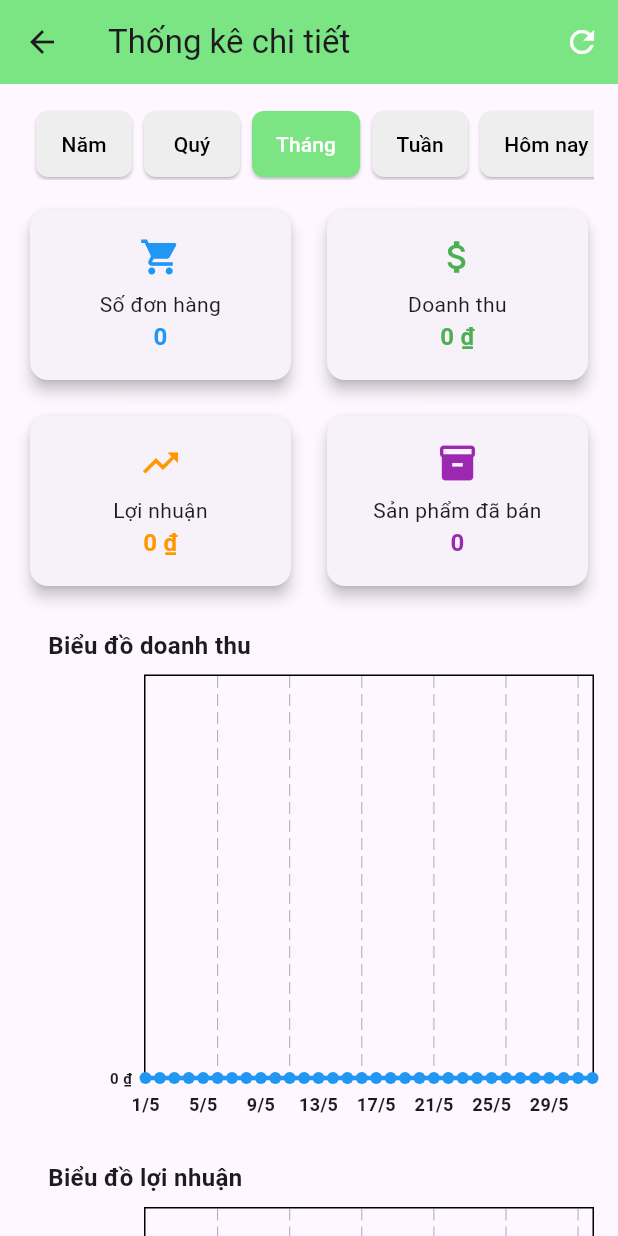
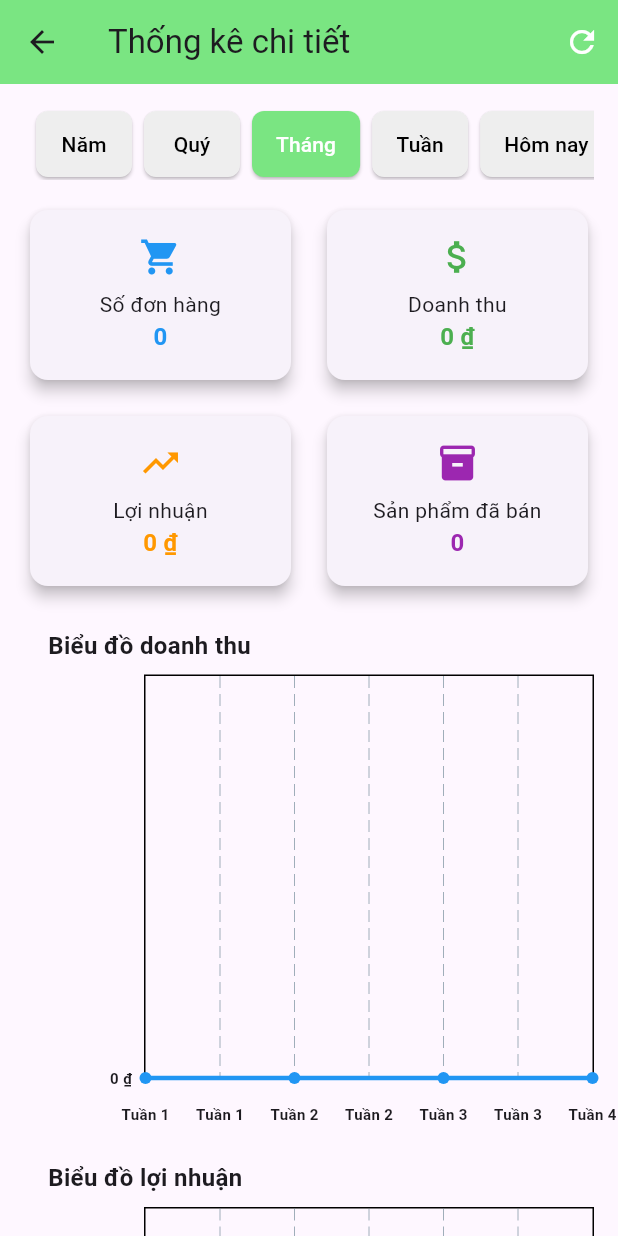
Before and after one commit to NguyenHoangAnh-52200067/flutter_final, a Flutter app: the AdvancedDashboard screen opened directly, after a tap on "Quý", after a tap on "Tháng", on a phone screen of 412 x 824 dp. Run offline on Flutter 3.47's test engine with Material 3 defaults, Android fonts, the phone set to English and light mode, and no system bars; drawn by our look-alikes of fl_chart; our stand-ins replace cloud_firestore, firebase_auth, firebase_core, flutter_slidable, flutter_social_button, get and 5 more; missing offline and left inert: cloudinary_public, mailer; accounts and stored records are empty.

Commit message:
admin dashboard

```diff
--- a/lib/repository/cart_repository.dart
+++ b/lib/repository/cart_repository.dart
@@ -167,7 +167,6 @@ class CartRepository extends GetxController {
 
   Future<void> removeGuestCartItem(String guestId, String itemId) async {
     try {
-      // Lấy cart document theo guestId
       final cartRef = _db.collection('carts').doc(guestId);
       final cartDoc = await cartRef.get();
 
@@ -175,22 +174,16 @@ class CartRepository extends GetxController {
         throw Exception('Giỏ hàng không tồn tại');
       }
 
-      // Lấy danh sách các mặt hàng trong giỏ
       final items = List<CartItem>.from(
         (cartDoc.data()?['items'] as List).map(
           (item) => CartItem.fromMap(item),
         ),
       );
 
-      // Xử lý xóa mục trong giỏ
-      final initialLength = items.length;
+      // Xóa item nếu có, nếu không thì bỏ qua
       items.removeWhere((item) => item.id == itemId);
 
-      if (items.length == initialLength) {
-        throw Exception('Không tìm thấy item trong giỏ hàng');
-      }
-
-      // Cập nhật lại giỏ hàng
+      // Cập nhật lại giỏ hàng dù item có bị xóa hay không
       await cartRef.update({
         'items': items.map((item) => item.toMap()).toList(),
       });
--- a/lib/screens/admin/widgets/advanced_dashboard.dart
+++ b/lib/screens/admin/widgets/advanced_dashboard.dart
@@ -57,8 +57,8 @@ class _AdvancedDashboardState extends State<AdvancedDashboard> {
         break;
       case TimeFrame.weekly:
         startDate = DateTime.now().subtract(Duration(days: now.weekday - 1));
-        endDate = DateTime.now().add(
-          Duration(days: 7 - now.weekday, hours: 23, minutes: 59, seconds: 59),
+        endDate = startDate!.add(
+          Duration(days: 6, hours: 23, minutes: 59, seconds: 59),
         );
         break;
       case TimeFrame.daily:
@@ -97,15 +97,83 @@ class _AdvancedDashboardState extends State<AdvancedDashboard> {
       Set<String> uniqueProducts = {};
       double totalProductsCostPrice = 0.0;
 
-      Map<DateTime, Map<String, dynamic>> dailyStats = {};
+      Map<String, Map<String, dynamic>> groupedStats = {};
+      List<String> labels = [];
 
-      for (
-        DateTime date = startDate!;
-        date.isBefore(endDate!.add(const Duration(days: 1)));
-        date = date.add(const Duration(days: 1))
-      ) {
-        final dateKey = DateTime(date.year, date.month, date.day);
-        dailyStats[dateKey] = {'revenue': 0.0, 'profit': 0.0, 'orders': 0};
+      switch (selectedTimeFrame) {
+        case TimeFrame.yearly:
+          for (int i = 1; i <= 12; i++) {
+            final monthKey = i.toString().padLeft(2, '0');
+            groupedStats[monthKey] = {
+              'revenue': 0.0,
+              'profit': 0.0,
+              'orders': 0,
+            };
+            labels.add('T$i');
+          }
+          break;
+
+        case TimeFrame.quarterly:
+          final quarter = (startDate!.month - 1) ~/ 3;
+          for (int i = 0; i < 3; i++) {
+            final month = quarter * 3 + i + 1;
+            final monthKey = month.toString().padLeft(2, '0');
+            groupedStats[monthKey] = {
+              'revenue': 0.0,
+              'profit': 0.0,
+              'orders': 0,
+            };
+            labels.add('T$month');
+          }
+          break;
+
+        case TimeFrame.monthly:
+          for (int i = 0; i < 4; i++) {
+            final weekKey = 'W$i';
+            groupedStats[weekKey] = {
+              'revenue': 0.0,
+              'profit': 0.0,
+              'orders': 0,
+            };
+            labels.add('Tuần ${i + 1}');
+          }
+          break;
+
+        case TimeFrame.weekly:
+          for (int i = 0; i < 7; i++) {
+            final date = startDate!.add(Duration(days: i));
+            final dayKey = DateFormat('yyyy-MM-dd').format(date);
+            groupedStats[dayKey] = {'revenue': 0.0, 'profit': 0.0, 'orders': 0};
+            labels.add('${date.day}/${date.month}');
+          }
+          break;
+
+        case TimeFrame.daily:
+          labels.clear();
+          groupedStats.clear();
+          for (int i = 0; i <= 6; i++) {
+            final hour = i * 4;
+            final hourKey = hour.toString().padLeft(2, '0');
+            print(hour);
+            groupedStats[hourKey] = {
+              'revenue': 0.0,
+              'profit': 0.0,
+              'orders': 0,
+            };
+            labels.add('${hour}h');
+          }
+          break;
+
+        case TimeFrame.custom:
+          final daysBetween = endDate!.difference(startDate!).inDays + 1;
+          for (int i = 0; i < daysBetween; i++) {
+            final date = startDate!.add(Duration(days: i));
+            final dayKey =
+                '${date.year}-${date.month.toString().padLeft(2, '0')}-${date.day.toString().padLeft(2, '0')}';
+            groupedStats[dayKey] = {'revenue': 0.0, 'profit': 0.0, 'orders': 0};
+            labels.add('${date.day}/${date.month}');
+          }
+          break;
       }
 
       for (var doc in ordersSnapshot.docs) {
@@ -129,26 +197,58 @@ class _AdvancedDashboardState extends State<AdvancedDashboard> {
           totalProductsSold += quantity;
           totalProductsCostPrice += costPrice * quantity;
         }
-        print("Tổng giá trị tiền hàng gốc $totalProductsCostPrice");
-        final dateKey = DateTime(
-          orderDate.year,
-          orderDate.month,
-          orderDate.day,
-        );
 
-        final stats = dailyStats[dateKey]!;
+        String groupKey;
+
+        switch (selectedTimeFrame) {
+          case TimeFrame.yearly:
+            groupKey = orderDate.month.toString().padLeft(2, '0');
+            break;
+
+          case TimeFrame.quarterly:
+            groupKey = orderDate.month.toString().padLeft(2, '0');
+            break;
+
+          case TimeFrame.monthly:
+            final startOfMonth = DateTime(orderDate.year, orderDate.month, 1);
+            final dayOfMonth = orderDate.day;
+            final weekOfMonth = ((dayOfMonth - 1) / 7).floor();
+            groupKey = 'W$weekOfMonth';
+            break;
+
+          case TimeFrame.weekly:
+            groupKey = DateFormat('yyyy-MM-dd').format(orderDate);
+            break;
+
+          case TimeFrame.daily:
+            final hourGroup = (orderDate.hour / 4).floor() * 4;
+            groupKey = hourGroup.toString().padLeft(2, '0');
+            break;
+
+          case TimeFrame.custom:
+            groupKey = DateFormat('yyyy-MM-dd').format(orderDate);
+            break;
+        }
+
+        if (groupedStats.containsKey(groupKey)) {
+          print('Group found, updating stats for group: $groupKey');
+          final stats = groupedStats[groupKey]!;
           stats['revenue'] += amount;
           stats['profit'] += revenue;
           stats['orders'] += 1;
+        } else {
+          print('WARNING: No matching group found for key: $groupKey');
+        }
       }
 
-      final sortedDates = dailyStats.keys.toList()..sort();
       List<FlSpot> revSpots = [];
       List<FlSpot> profSpots = [];
       List<FlSpot> ordSpots = [];
 
-      for (var i = 0; i < sortedDates.length; i++) {
-        final stats = dailyStats[sortedDates[i]]!;
+      final sortedKeys = groupedStats.keys.toList()..sort();
+
+      for (var i = 0; i < sortedKeys.length; i++) {
+        final stats = groupedStats[sortedKeys[i]]!;
         revSpots.add(FlSpot(i.toDouble(), stats['revenue']));
         profSpots.add(FlSpot(i.toDouble(), stats['profit']));
         ordSpots.add(FlSpot(i.toDouble(), stats['orders'].toDouble()));
@@ -165,6 +265,8 @@ class _AdvancedDashboardState extends State<AdvancedDashboard> {
         revenueSpots = revSpots;
         profitSpots = profSpots;
         orderSpots = ordSpots;
+
+        statistics['chartLabels'] = labels;
       });
     } catch (e) {
       debugPrint('Error loading dashboard data: $e');
@@ -255,7 +357,6 @@ class _AdvancedDashboardState extends State<AdvancedDashboard> {
 
     DateTimeRange? initialRange;
     if (startDate != null && endDate != null) {
-      // Ensure the initial range is valid
       final adjustedEndDate = endDate!.isAfter(lastDate) ? lastDate : endDate!;
       initialRange = DateTimeRange(start: startDate!, end: adjustedEndDate);
     }
@@ -278,13 +379,11 @@ class _AdvancedDashboardState extends State<AdvancedDashboard> {
     if (picked != null) {
       setState(() {
         selectedTimeFrame = TimeFrame.custom;
-        // Set start date to beginning of the day
         startDate = DateTime(
           picked.start.year,
           picked.start.month,
           picked.start.day,
         );
-        // Set end date to end of the day
         endDate = DateTime(
           picked.end.year,
           picked.end.month,
@@ -421,7 +520,7 @@ class _AdvancedDashboardState extends State<AdvancedDashboard> {
       );
     }
 
-    final interval = (spots.length / 8).ceil().toDouble();
+    final labels = (statistics['chartLabels'] as List<String>?) ?? [];
 
     return Column(
       crossAxisAlignment: CrossAxisAlignment.start,
@@ -445,25 +544,26 @@ class _AdvancedDashboardState extends State<AdvancedDashboard> {
                 topTitles: AxisTitles(
                   sideTitles: SideTitles(showTitles: false),
                 ),
+
                 bottomTitles: AxisTitles(
                   sideTitles: SideTitles(
                     showTitles: true,
                     reservedSize: 30,
-                    interval: interval,
                     getTitlesWidget: (value, meta) {
-                      if (value % interval != 0 || value >= spots.length) {
+                      final valueInt = value.toInt();
+                      if (valueInt < 0 || valueInt >= labels.length) {
                         return const SizedBox();
                       }
-                      final date = startDate!.add(
-                        Duration(days: value.toInt()),
-                      );
-                      return SideTitleWidget(
+                      return Padding(
+                        padding: const EdgeInsets.only(top: 8.0),
+                        child: SideTitleWidget(
                           axisSide: meta.axisSide,
                           child: Text(
-                          '${date.day}/${date.month}',
+                            labels[valueInt],
                             style: const TextStyle(
-                            fontSize: 12,
+                              fontSize: 10,
                               fontWeight: FontWeight.bold,
+                            ),
                           ),
                         ),
                       );
@@ -493,7 +593,7 @@ class _AdvancedDashboardState extends State<AdvancedDashboard> {
               lineBarsData: [
                 LineChartBarData(
                   spots: spots,
-                  isCurved: true,
+                  isCurved: false,
                   color: color,
                   barWidth: 3,
                   isStrokeCapRound: true,
--- a/lib/screens/product/product_detail_screen.dart
+++ b/lib/screens/product/product_detail_screen.dart
@@ -967,7 +967,7 @@ class _ProductDetailScreenState extends State<ProductDetailScreen> {
             Expanded(
               flex: 2,
               child: Container(
-                height: 50, // Set fixed height
+                height: 50,
                 color: Color(0xFF20A39E),
                 child: Row(
                   mainAxisAlignment: MainAxisAlignment.spaceAround,
@@ -988,6 +988,9 @@ class _ProductDetailScreenState extends State<ProductDetailScreen> {
                       icon: Icon(Icons.add_shopping_cart, color: Colors.white),
                       //Thêm vào giỏ hàng
                       onPressed: () {
+                        setState(() {
+                          isBuyNow = false;
+                        });
                         _bottomSheet(isBuyNow);
                       },
                     ),
--- a/lib/screens/setting/setting_screen.dart
+++ b/lib/screens/setting/setting_screen.dart
@@ -4,6 +4,7 @@ import 'package:ecommerce_app/models/voucher_model.dart';
 import 'package:ecommerce_app/repository/user_repository.dart';
 import 'package:ecommerce_app/repository/user_voucher_repository.dart';
 import 'package:ecommerce_app/repository/voucher_repository.dart';
+import 'package:ecommerce_app/screens/admin/admin_home_screen.dart';
 import 'package:ecommerce_app/screens/auth/login_screen.dart';
 import 'package:ecommerce_app/screens/auth/register_screen.dart';
 import 'package:ecommerce_app/screens/cart/address_screen.dart';
@@ -34,6 +35,7 @@ class _SettingScreenState extends State<SettingScreen> {
   final VoucherRepository _voucherRepository = VoucherRepository();
 
   bool _isLoggedIn = false;
+  bool _isAdmin = false;
   String? _email;
   String? _fullName;
   String? _linkImage;
@@ -107,6 +109,7 @@ class _SettingScreenState extends State<SettingScreen> {
       if (userModel != null) {
         _updateUserMemberShipLevel(userModel.id!, userModel.memberShipPoint!);
         setState(() {
+          _isAdmin = userModel.email == "admin@gmail.com";
           _email = userModel.email;
           _fullName = userModel.fullName;
           _linkImage = userModel.linkImage;
@@ -532,6 +535,20 @@ class _SettingScreenState extends State<SettingScreen> {
                       title: 'Tài khoản',
                       showActionButton: false,
                     ),
+                    if (_isAdmin)
+                      SettingMenuTile(
+                        icon: Icons.home_outlined,
+                        title: 'Admin Dashboard',
+                        subTitle: 'Quản lý hệ thống',
+                        onTap: () {
+                          Navigator.pushReplacement(
+                            context,
+                            MaterialPageRoute(
+                              builder: (context) => const AdminHomeScreen(),
+                            ),
+                          );
+                        },
+                      ),
                     SettingMenuTile(
                       icon: Icons.home_outlined,
                       title: 'Trang chủ',
```
Lines whose indentation alone changed are shown as unchanged.
